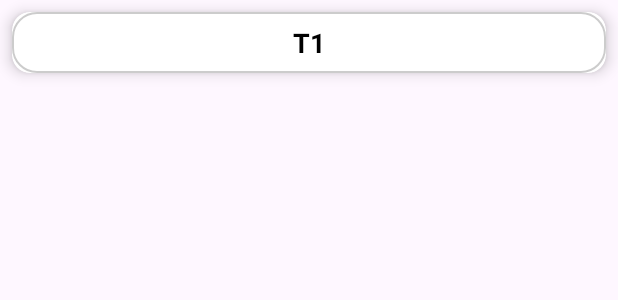
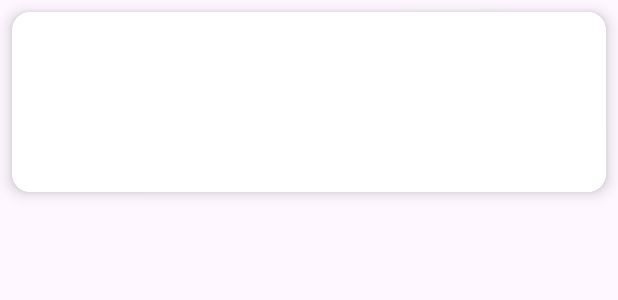
Before and after one commit to GeorgeMoucht/OrderIt, an Android app: the layout table_item.xml on its own in the app's theme, with its tools: preview values and no code run, on a phone screen of 412 x 824 dp. Shown: the top 300 px of the screen. Run offline under Robolectric (Android 15) with nearby library versions, the phone set to English and light mode, and no system bars; network calls fail.

Commit message:
Small refactoring on table view.

```diff
--- a/frontend/app/src/main/java/com/example/orderitjava/ui/tables/TableListActivity.java
+++ b/frontend/app/src/main/java/com/example/orderitjava/ui/tables/TableListActivity.java
@@ -10,6 +10,8 @@ import androidx.recyclerview.widget.RecyclerView;
 
 import com.example.orderitjava.R;
 import com.example.orderitjava.utils.Resource;
+
+import java.util.ArrayList;
 
 /**
  * Activity υπεύθυνη για την εμφάνιση της λίστας των τραπεζιών.
@@ -33,7 +35,8 @@ public class TableListActivity extends AppCompatActivity {
         recyclerTables.setLayoutManager(new GridLayoutManager(this, 2)); // Grid με 2 στήλες
 
         // Δημιουργία adapter με αρχικά κενή λίστα
-        adapter = new TableAdapter(null);
+//        adapter = new TableAdapter(null);
+        adapter = new TableAdapter(new ArrayList<>());
         recyclerTables.setAdapter(adapter);
 
         // Δημιουργία του ViewModel (μέσω ViewModelProvider για lifecycle awareness)
--- a/frontend/app/src/main/res/drawable/table_background.xml
+++ b/frontend/app/src/main/res/drawable/table_background.xml
@@ -6,10 +6,10 @@
     <solid android:color="@android:color/white" />
 
     <!-- Στρογγυλεμένες γωνίες -->
-    <corners android:radius="16dp" />
+    <corners android:radius="12dp" />
 
     <!-- Ελαφρύ περίγραμμα σαν σκιά -->
-    <stroke
-        android:width="1dp"
-        android:color="#33000000" /> <!-- μαύρο με διαφάνεια -->
+<!--    <stroke-->
+<!--        android:width="1dp"-->
+<!--        android:color="#33000000" /> &lt;!&ndash; μαύρο με διαφάνεια &ndash;&gt;-->
 </shape>
--- a/frontend/app/src/main/res/layout/table_item.xml
+++ b/frontend/app/src/main/res/layout/table_item.xml
@@ -3,19 +3,22 @@
     xmlns:card_view="http://schemas.android.com/apk/res-auto"
     android:layout_width="match_parent"
     android:layout_height="wrap_content"
+    android:background="@android:color/transparent"
+    card_view:cardCornerRadius="12dp"
     android:layout_margin="8dp"
-    card_view:cardCornerRadius="12dp"
     card_view:cardElevation="6dp">
-
     <!-- table_item.xml -->
     <LinearLayout
         android:id="@+id/tableItemLayout"
         android:layout_width="match_parent"
-        android:layout_height="wrap_content"
+        android:layout_height="120dp"
         android:orientation="vertical"
-        android:padding="8dp"
         android:gravity="center"
-        android:background="@drawable/table_background">
+        android:background="@drawable/table_background"
+        android:foreground="?attr/selectableItemBackground"
+        android:clickable="true"
+        android:focusable="true"
+        android:padding="16dp">
 
         <TextView
             android:id="@+id/tvTableName"
@@ -24,8 +27,6 @@
             android:text="T1"
             android:textSize="18sp"
             android:textStyle="bold"
-            android:textColor="@android:color/black"/>
+            android:textColor="@android:color/white"/>
     </LinearLayout>
-
-
 </androidx.cardview.widget.CardView>
--- a/frontend/app/src/main/res/values/colors.xml
+++ b/frontend/app/src/main/res/values/colors.xml
@@ -2,4 +2,9 @@
 <resources>
     <color name="black">#FF000000</color>
     <color name="white">#FFFFFFFF</color>
+
+    <color name="table_free">#4CAF50</color> <!-- Green -->
+    <color name="table_busy">#F44336</color> <!-- Red -->
+    <color name="table_reserved">#FF9800</color> <!-- Orange -->
+    <color name="table_unkown">#CCCCCC</color>. <!-- Gray -->
 </resources>
```
Also changed, not shown: frontend/app/src/main/java/com/example/orderitjava/data/model/tables/Table.java (+9 -0 lines), frontend/app/src/main/java/com/example/orderitjava/ui/tables/TableAdapter.java (+34 -10 lines), frontend/app/src/main/java/com/example/orderitjava/ui/tables/TableDiffCallback.java (added, +40 -0 lines).
